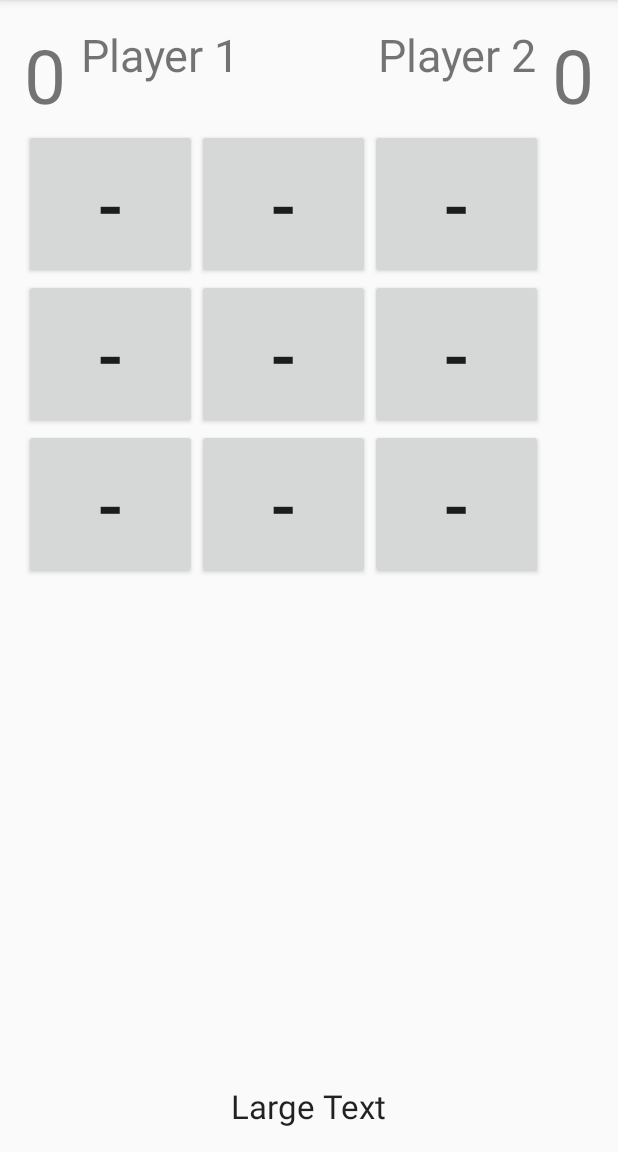
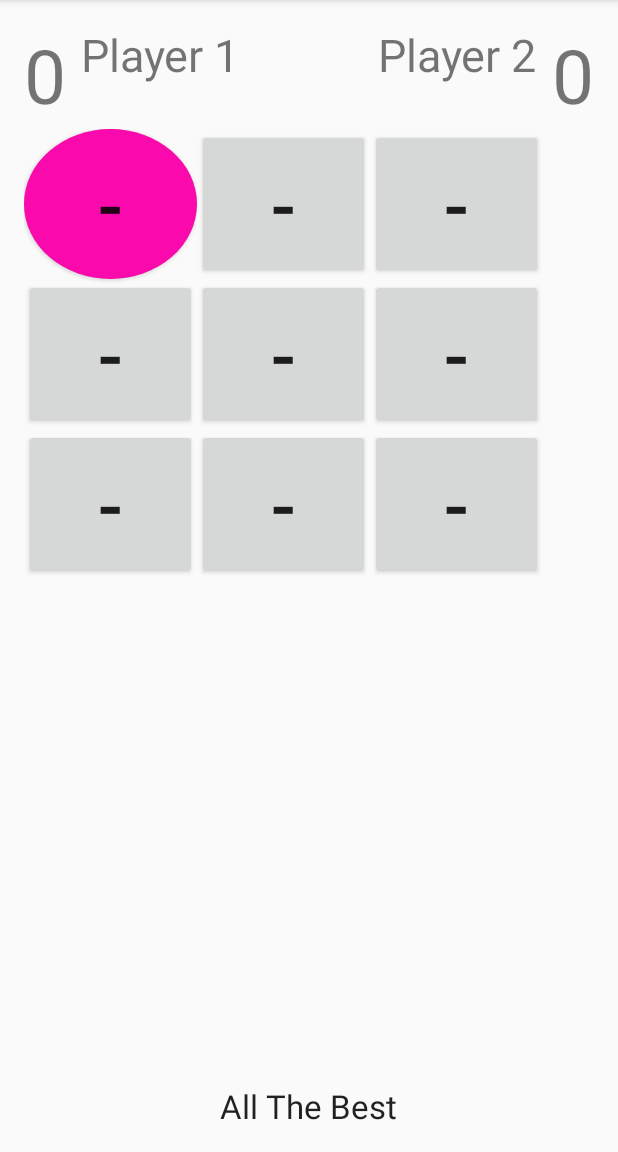
Before and after one commit to duke1712/MultiGame, an Android app: the newGame screen opened directly, with no data from a screen before it, on a phone screen of 412 x 824 dp, the part 84-1236 px from its top. Run offline under Robolectric (Android 15) with nearby library versions, the phone set to English and light mode, and no system bars.

Commit message:
initial commit

```diff
--- a/app/src/main/AndroidManifest.xml
+++ b/app/src/main/AndroidManifest.xml
@@ -15,7 +15,8 @@
                 <category android:name="android.intent.category.LAUNCHER" />
             </intent-filter>
         </activity>
-        <activity android:name=".newGame"></activity>
+        <activity android:name=".newGame" />
+        <activity android:name=".Result"></activity>
     </application>
 
 </manifest>
--- a/app/src/main/java/com/example/cyberpaths/multigame/MainActivity.java
+++ b/app/src/main/java/com/example/cyberpaths/multigame/MainActivity.java
@@ -15,6 +15,8 @@ public class MainActivity extends AppCompatActivity {
     }
 
     public void newGame(View view) {
+        constants.p1=0;
+        constants.p2=0;
         Intent newIntent = new Intent(this,newGame.class);
         startActivity(newIntent);
     }
--- a/app/src/main/java/com/example/cyberpaths/multigame/newGame.java
+++ b/app/src/main/java/com/example/cyberpaths/multigame/newGame.java
@@ -1,10 +1,13 @@
 package com.example.cyberpaths.multigame;
 
+import android.content.Intent;
 import android.support.v7.app.AppCompatActivity;
 import android.os.Bundle;
 import android.view.View;
 import android.widget.Button;
 import android.widget.TextView;
+
+import org.w3c.dom.Text;
 
 public class newGame extends AppCompatActivity {
     int turn=0;
@@ -18,15 +21,18 @@ public class newGame extends AppCompatActivity {
      Button seven;
      Button eight;
      Button nine;
+    TextView player1;
+    TextView player2;
     TextView message;
     @Override
     protected void onCreate(Bundle savedInstanceState) {
         super.onCreate(savedInstanceState);
         setContentView(R.layout.activity_new_game);
 
-
+        message = (TextView)findViewById(R.id.message);
         initialise();
-
+        player1=(TextView)findViewById(R.id.player1score);
+        player2=(TextView)findViewById(R.id.player2score);
         one = (Button) findViewById(R.id.one);
         two = (Button) findViewById(R.id.two);
         three = (Button) findViewById(R.id.three);
@@ -36,7 +42,6 @@ public class newGame extends AppCompatActivity {
         seven = (Button) findViewById(R.id.seven);
         eight = (Button) findViewById(R.id.eight);
         nine = (Button) findViewById(R.id.nine);
-        message=(TextView)findViewById(R.id.message);
         one.setText("-");
         two.setText("-");
         three.setText("-");
@@ -46,16 +51,18 @@ public class newGame extends AppCompatActivity {
         seven.setText("-");
         eight.setText("-");
         nine.setText("-");
-        one.setEnabled(true);
-        two.setEnabled(true);
-        three.setEnabled(true);
-        four.setEnabled(true);
-        five.setEnabled(true);
-        six.setEnabled(true);
-        seven.setEnabled(true);
-        eight.setEnabled(true);
-        nine.setEnabled(true);
+//        one.setEnabled(true);
+//        two.setEnabled(true);
+//        three.setEnabled(true);
+//        four.setEnabled(true);
+//        five.setEnabled(true);
+//        six.setEnabled(true);
+//        seven.setEnabled(true);
+//        eight.setEnabled(true);
+//        nine.setEnabled(true);
         turn=0;
+        player1.setText(constants.p1 + "");
+        player2.setText(constants.p2 + "");
 
 
 
@@ -70,16 +77,16 @@ public class newGame extends AppCompatActivity {
                     one.setText("X");
                     cells[0][0] = 1;
                     valid(turn);
-                    //message.setText("Player 2's Turn");
+                    message.setText("Player 2's Turn");
                 } else {
                     one.setText("O");
                     cells[0][0] = 2;
                     valid(turn);
-                    //  message.setText("Player 1's Turn");
+                      message.setText("Player 1's Turn");
                 }
                 turn++;
                 if(turn==9)
-                    message.setText("DRAW!!!!!");
+                    result(0);
                 one.setEnabled(false);
             }
         });
@@ -100,7 +107,7 @@ public class newGame extends AppCompatActivity {
                 }
                 turn++;
                 if(turn==9)
-                    message.setText("DRAW!!!!!");
+                    result(0);
                 two.setEnabled(false);
             }
         });
@@ -121,7 +128,7 @@ public class newGame extends AppCompatActivity {
                 }
                 turn++;
                 if(turn==9)
-                    message.setText("DRAW!!!!!");
+                    result(0);
                 three.setEnabled(false);
             }
         });
@@ -142,7 +149,7 @@ public class newGame extends AppCompatActivity {
                 }
                 turn++;
                 if(turn==9)
-                    message.setText("DRAW!!!!!");
+                    result(0);
                 four.setEnabled(false);
 
             }
@@ -164,7 +171,7 @@ public class newGame extends AppCompatActivity {
                 }
                 turn++;
                 if(turn==9)
-                    message.setText("DRAW!!!!!");
+                    result(0);
                 five.setEnabled(false);
 
             }
@@ -184,7 +191,7 @@ public class newGame extends AppCompatActivity {
                 }
                 turn++;
                 if(turn==9)
-                    message.setText("DRAW!!!!!");
+                    result(0);
                 six.setEnabled(false);
 
             }
@@ -205,7 +212,7 @@ public class newGame extends AppCompatActivity {
                 seven.setEnabled(false);
                 turn++;
                 if(turn==9)
-                    message.setText("DRAW!!!!!");
+                    result(0);
             }
         });
         eight.setOnClickListener(new View.OnClickListener() {
@@ -223,7 +230,7 @@ public class newGame extends AppCompatActivity {
                 }
                 turn++;
                 if(turn==9)
-                    message.setText("DRAW!!!!!");
+                    result(0);
                 eight.setEnabled(false);
             }
         });
@@ -242,7 +249,7 @@ public class newGame extends AppCompatActivity {
                 }
                 turn++;
                 if(turn==9)
-                    message.setText("DRAW!!!!!");
+                    result(0);
                 nine.setEnabled(false);
             }
         });
@@ -252,13 +259,11 @@ public class newGame extends AppCompatActivity {
     public void valid(int t)
     {
         int x=validate();
-        final TextView message = (TextView)findViewById(R.id.message);
 
         if(x==1)
         {
             //  final TextView message = (TextView)findViewById(R.id.message);
-            message.setText("Player 1 Wins.\n" +
-                    " Click New Game");
+            result(1);
             one = (Button) findViewById(R.id.one);
             two = (Button) findViewById(R.id.two);
             three = (Button) findViewById(R.id.three);
@@ -282,7 +287,7 @@ public class newGame extends AppCompatActivity {
         else if(x==2)
         {
             //  final TextView message = (TextView)findViewById(R.id.message);
-            message.setText("Player 2 Wins\n Click New Game");
+            result(2);
             one = (Button) findViewById(R.id.one);
             two = (Button) findViewById(R.id.two);
             three = (Button) findViewById(R.id.three);
@@ -362,6 +367,12 @@ public class newGame extends AppCompatActivity {
 
 
     }
+    void result(int result)
+    {
+        Intent resultIntent = new Intent(this,Result.class);
+        resultIntent.putExtra("result",result);
+        startActivity(resultIntent);
+    }
     public void initialise()
     {
         for (int i=0;i<3;i++)
--- /dev/null
+++ b/app/src/main/res/drawable/round.xml
@@ -0,0 +1,13 @@
+<?xml version="1.0" encoding="utf-8"?>
+<selector xmlns:android="http://schemas.android.com/apk/res/android">
+    <item android:state_pressed="false">
+        <shape android:shape="oval">
+            <solid android:color="#fa09ad"/>
+        </shape>
+    </item>
+    <item android:state_pressed="true">
+        <shape android:shape="oval">
+            <solid android:color="#c20586"/>
+        </shape>
+    </item>
+</selector>
--- a/app/src/main/res/layout/activity_new_game.xml
+++ b/app/src/main/res/layout/activity_new_game.xml
@@ -9,7 +9,7 @@
     <TextView
         android:layout_width="wrap_content"
         android:layout_height="70dp"
-        android:text="@string/_0"
+        android:text="0"
         android:id="@+id/player1score"
         android:textSize="50sp" />
 
@@ -17,17 +17,16 @@
         android:layout_width="wrap_content"
         android:layout_height="wrap_content"
         android:layout_toRightOf="@+id/player1score"
-        android:text="@string/player_1"
+        android:text="Player 1"
         android:id="@+id/player1"
         android:textSize="30sp"
         android:layout_marginLeft="10dp" />
     <TextView
         android:layout_width="wrap_content"
         android:layout_height="wrap_content"
-        android:text="@string/player_2"
+        android:text="Player 2"
         android:id="@+id/player2"
         android:layout_toLeftOf="@+id/player2score"
-
         android:textSize="30sp"
         android:layout_marginRight="10dp" />
 
@@ -35,7 +34,7 @@
         android:layout_width="wrap_content"
         android:layout_height="70dp"
         android:id="@+id/player2score"
-        android:text="@string/player2score"
+        android:text="0"
         android:layout_alignParentRight="true"
         android:textSize="50sp" />
 
@@ -54,7 +53,9 @@
             android:layout_width="115dp"
             android:layout_height="100dp"
             android:text="-"
-            android:textSize="50sp"/>
+            android:textSize="50sp"
+            android:background="@drawable/round"
+            />
 
 
         <Button
@@ -138,10 +139,10 @@
             android:layout_width="wrap_content"
             android:layout_height="wrap_content"
             android:textAppearance="?android:attr/textAppearanceLarge"
-            android:text="Large Text"
             android:id="@+id/message"
             android:layout_alignParentBottom="true"
-            android:layout_centerHorizontal="true" />
+            android:layout_centerHorizontal="true"
+            android:text="All The Best" />
 
     </RelativeLayout>
 </RelativeLayout>
--- a/app/src/main/res/values/strings.xml
+++ b/app/src/main/res/values/strings.xml
@@ -1,7 +1,3 @@
 <resources>
     <string name="app_name">MultiGame</string>
-    <string name="_0">0</string>
-    <string name="player_1">Player 1</string>
-    <string name="player_2">Player 2</string>
-    <string name="player2score">0</string>
 </resources>
```
Also changed, not shown: app/src/main/java/com/example/cyberpaths/multigame/Result.java (added, +50 -0 lines), app/src/main/java/com/example/cyberpaths/multigame/constants.java (added, +9 -0 lines), app/src/main/res/layout/activity_main.xml (+3 -9 lines), app/src/main/res/layout/activity_result.xml (added, +73 -0 lines), app/src/main/res/drawable/back.png (added).
